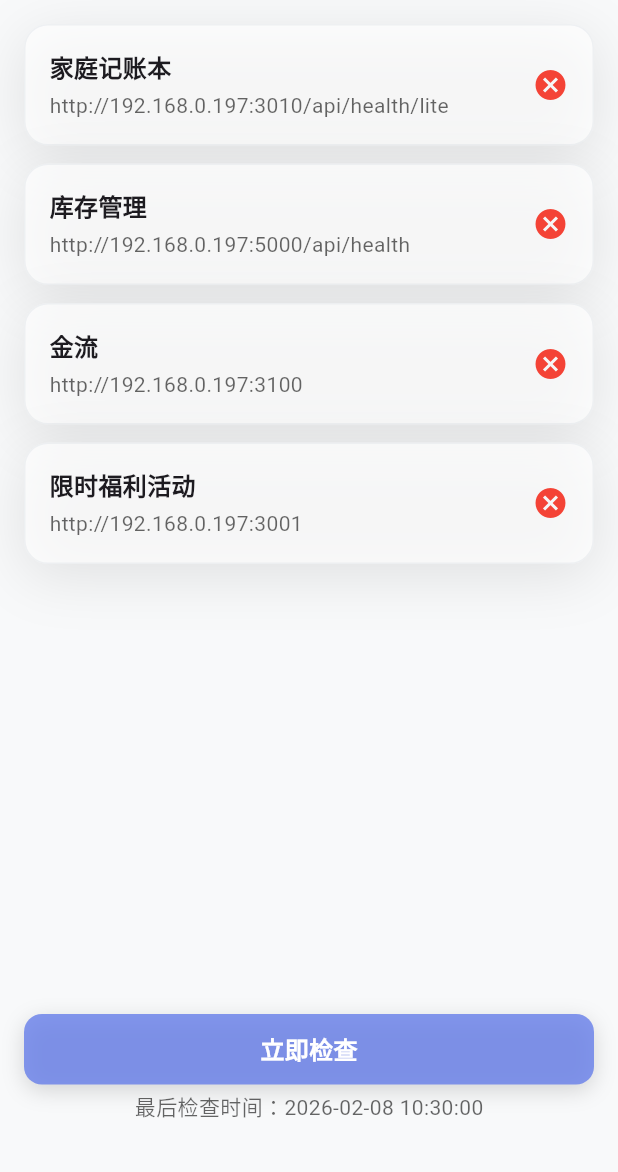
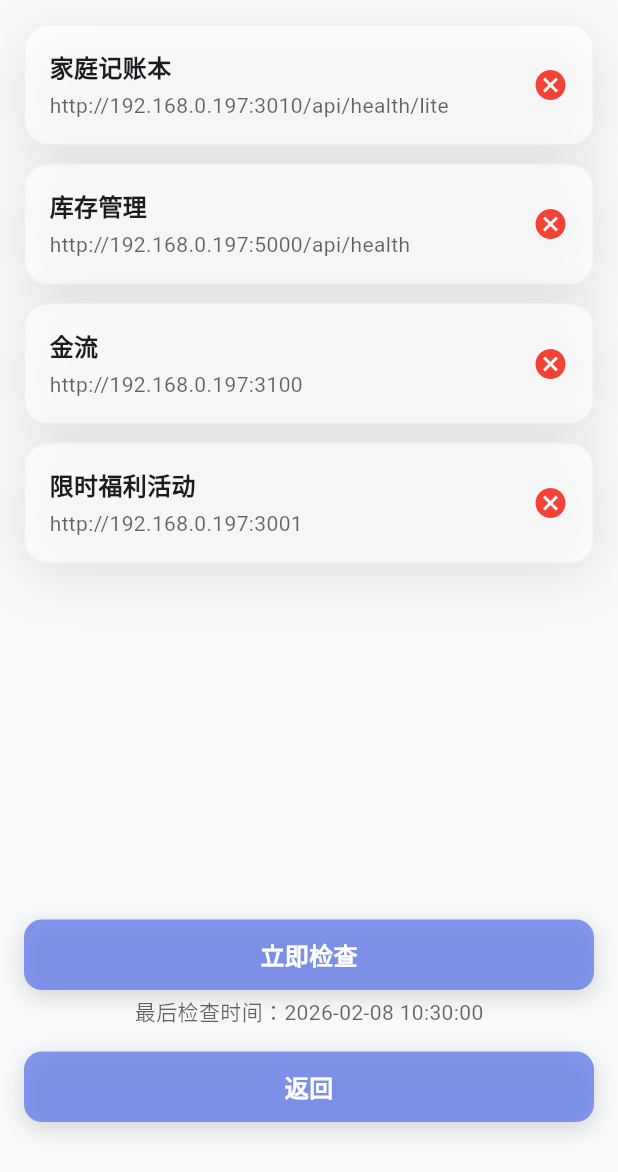
Before and after one commit to chronie-shizutoki/universal-lancher, a Flutter app: the CheckServicePage screen opened directly, on a phone screen of 412 x 824 dp. Shown: the top 1172 px of the screen. Run offline on Flutter 3.47's test engine with Material 3 defaults, Android fonts, the phone set to English and light mode, and no system bars; our stand-ins replace package_info_plus, permission_handler, shared_preferences; missing offline and left inert: network_info_plus; accounts and stored records are empty; network calls fail; Roboto replaces fonts that are missing (system-ui).

Commit message:
feat(check_service_page): add back button to service check page
Add a return button to improve navigation flow and allow users to easily exit the service check page

```diff
--- a/flutter_app/lib/pages/check_service_page.dart
+++ b/flutter_app/lib/pages/check_service_page.dart
@@ -250,6 +250,12 @@ class _CheckServicePageState extends State<CheckServicePage> {
                     ),
                   ),
                 ],
+                const SizedBox(height: 16),
+                _GlassButton(
+                  onPressed: () => Navigator.of(context).pop(),
+                  isLoading: false,
+                  text: '返回',
+                ),
                 const SizedBox(height: 60),
               ],
             ),
```
